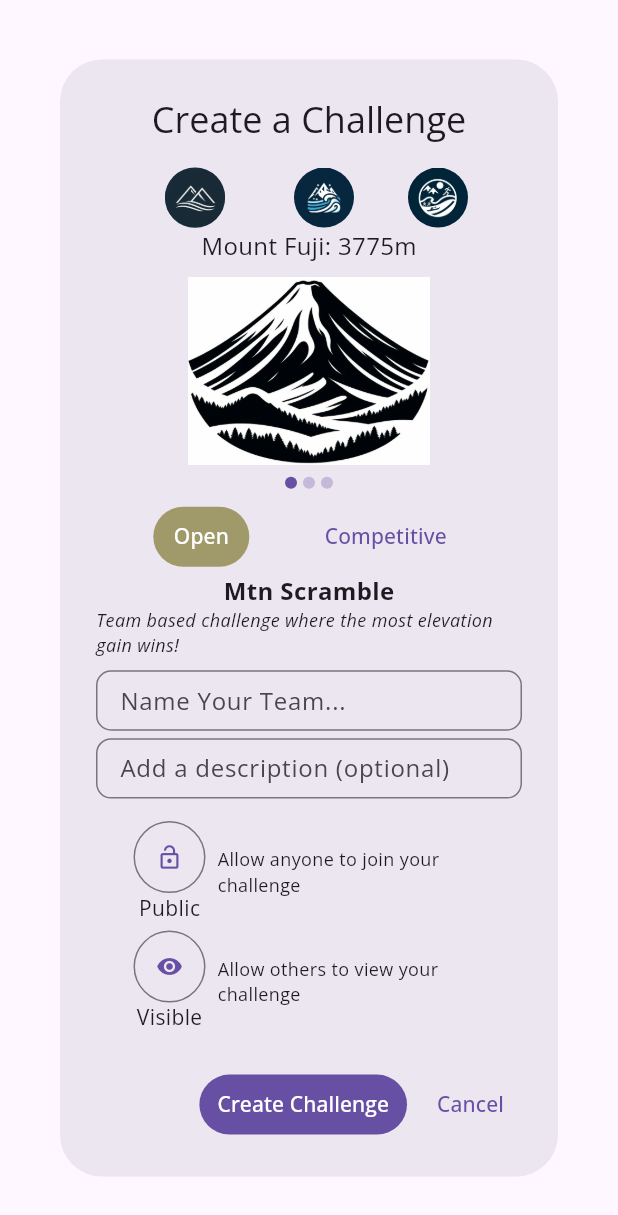
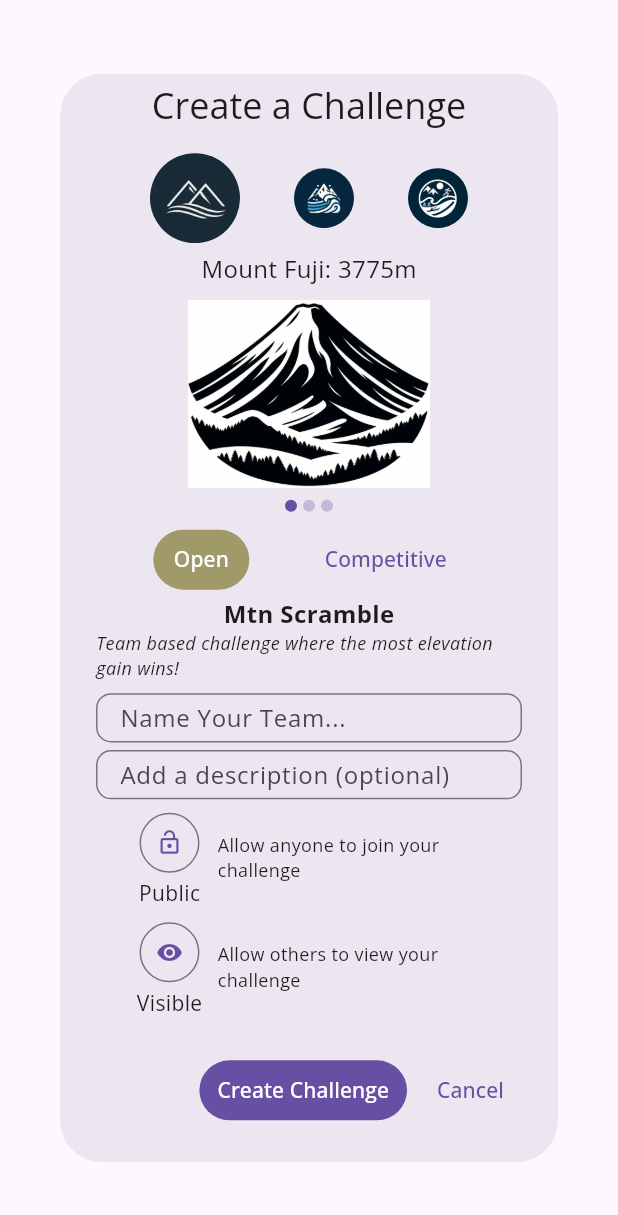
Before and after one commit to T-Pirozzini/ride_tide_stride, a Flutter app: the AddCompetitionDialog widget shown alone on an empty page, opened directly, on a phone screen of 412 x 824 dp. Shown: the top 1215 px of the screen. Run offline on Flutter 3.47's test engine with Material 3 defaults, Android fonts, the phone set to English and light mode, and no system bars; our stand-ins replace cloud_firestore, firebase_auth, firebase_core, fl_chart, flutter_countdown_timer, flutter_map and 6 more; missing offline and left inert: flutter_polyline_points, mailto, strava_client; accounts and stored records are empty.

Commit message:
adjust challenge dialog to fit everythign better - update UI in snow2surf to show relevent information that was missing: distance, team name etc

```diff
--- a/lib/Components/competition_dialog.dart
+++ b/lib/Components/competition_dialog.dart
@@ -295,6 +295,7 @@ class _AddCompetitionDialogState extends State<AddCompetitionDialog> {
 
     return AlertDialog(
       title: Center(child: Text('Create a Challenge')),
+      titlePadding: EdgeInsets.only(top: 5),
       content: Builder(builder: (context) {
         return SingleChildScrollView(
           child: Container(
@@ -303,9 +304,8 @@ class _AddCompetitionDialogState extends State<AddCompetitionDialog> {
             child: Column(
               mainAxisSize: MainAxisSize.min,
               children: [
-                Expanded(
-                  child: Container(
-                    height: 80,
+                Container(
+                  height: 60,
                   child: Row(
                     mainAxisAlignment: MainAxisAlignment.spaceEvenly,
                     children: _challenges
@@ -313,13 +313,11 @@ class _AddCompetitionDialogState extends State<AddCompetitionDialog> {
                               onTap: () {
                                 setState(() {
                                   _selectedChallenge = challenge.name;
-                                    _selectedDescription =
-                                        challenge.description;
+                                  _selectedDescription = challenge.description;
                                 });
                               },
                               child: CircleAvatar(
-                                  maxRadius:
-                                      _selectedChallenge == challenge.name
+                                maxRadius: _selectedChallenge == challenge.name
                                     ? 30.0
                                     : 20.0,
                                 child: ClipOval(
@@ -330,7 +328,7 @@ class _AddCompetitionDialogState extends State<AddCompetitionDialog> {
                         .toList(),
                   ),
                 ),
-                ),
+                SizedBox(height: 5),
                 Container(
                   height: 230,
                   child: usePageView
@@ -615,7 +613,7 @@ class _AddCompetitionDialogState extends State<AddCompetitionDialog> {
                         )),
                   ),
                 ),
-                SizedBox(height: 15),
+                SizedBox(height: 5),
                 Container(
                   width: 250,
                   child: Column(
@@ -633,7 +631,7 @@ class _AddCompetitionDialogState extends State<AddCompetitionDialog> {
                                   onPressed: togglePrivacy,
                                   style: OutlinedButton.styleFrom(
                                     shape: CircleBorder(),
-                                    padding: EdgeInsets.all(15),
+                                    padding: EdgeInsets.all(5),
                                   ),
                                   child: Icon(
                                       _isPublic ? Icons.lock_open : Icons.lock),
@@ -671,7 +669,7 @@ class _AddCompetitionDialogState extends State<AddCompetitionDialog> {
                                   onPressed: toggleVisibility,
                                   style: OutlinedButton.styleFrom(
                                     shape: CircleBorder(),
-                                    padding: EdgeInsets.all(15),
+                                    padding: EdgeInsets.all(5),
                                   ),
                                   child: Icon(_isVisible
                                       ? Icons.visibility
```
Also changed, not shown: lib/Pages/snow_2_surf_page.dart (+22 -4 lines). Lines whose indentation alone changed are shown as unchanged.
